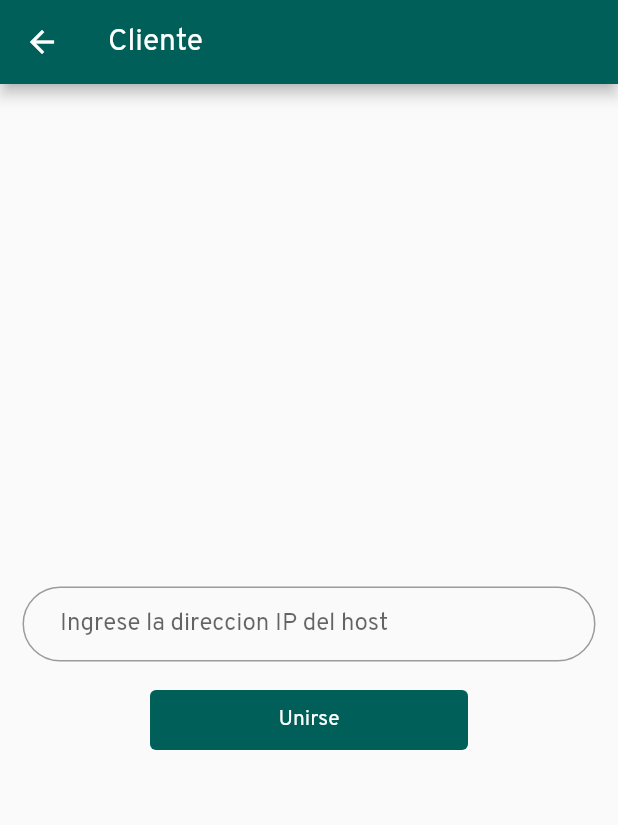
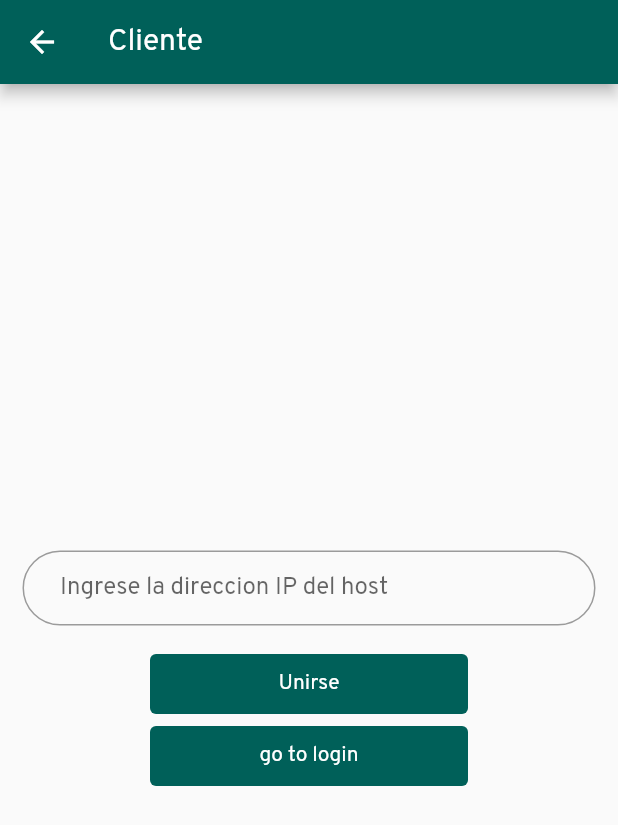
Before and after one commit to vladPB27/near_voice_1.0.1, a Flutter app: the CrearSala screen opened by its route, on a phone screen of 412 x 824 dp. Shown: the top 825 px of the screen. Run offline on Flutter 3.47's test engine with Material 2 defaults, Android fonts, the phone set to English and light mode, and no system bars; our stand-ins replace after_layout, carousel_slider, flutter_swiper, fluttertoast, hexcolor, image_picker and 1 more; missing offline and left inert: admob_flutter, get_ip; accounts and stored records are empty.

Commit message:
login practicas

```diff
--- a/lib/model/route_generator.dart
+++ b/lib/model/route_generator.dart
@@ -44,6 +44,8 @@ class RouteGenerator {
         return MaterialPageRoute(builder: (_) => TestingSoundStream());
       case '/crearSala_practicas':
         return MaterialPageRoute(builder: (_) => CrearSala());
+      case '/login':
+        return MaterialPageRoute(builder: (_) => Login());
       // case '/users':
       //   return MaterialPageRoute(builder: (_) => Users());
       case '/third':
--- a/lib/view/practicas/crear_sala.dart
+++ b/lib/view/practicas/crear_sala.dart
@@ -56,7 +56,24 @@ class _CrearSalaState extends State<CrearSala> {
                   fixedSize: const Size(20, 40),
                 ),
               ),
+            ),
+            Padding(
+              padding: const EdgeInsets.only(left: 100,right: 100),
+              child: TextButton(
+                onPressed: () {
+                  Navigator.of(context).pushNamed('/login');
+                },
+                // child: Text('Crear',style: TextStyle(
+                child: Text('go to login',style: TextStyle(
+                    color: Colors.white
+                ),),
+                style: TextButton.styleFrom(
+                  backgroundColor: ColorsNearVoice.primaryColor,
+                  fixedSize: const Size(20, 40),
+                ),
+              ),
             )
+
           ],
         ),
       );
```
